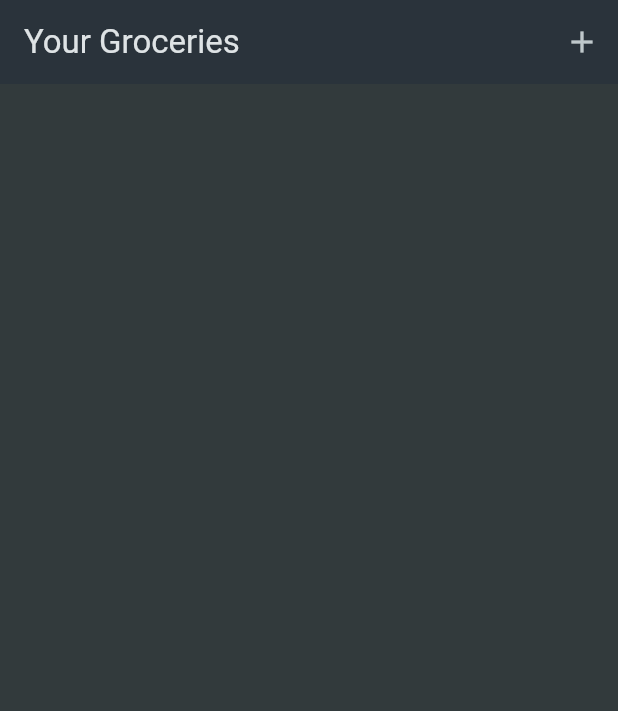
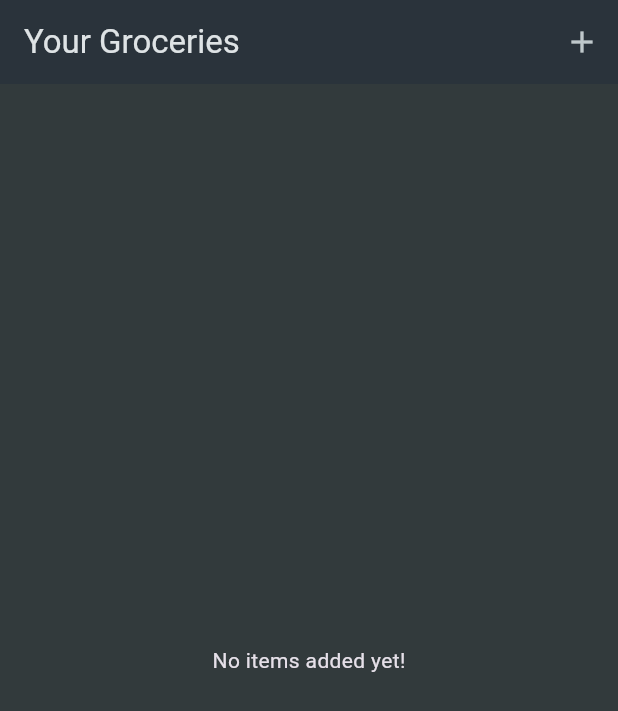
Before and after one commit to Mpumelelo9802/Shopping-list-app, a Flutter app: the screen it shows after launch, on a phone screen of 412 x 824 dp. Shown: the top 711 px of the screen. Run offline on Flutter 3.47's test engine with Material 3 defaults, Android fonts, the phone set to English and light mode, and no system bars.

```diff
--- a/lib/widgets/grocery_list.dart
+++ b/lib/widgets/grocery_list.dart
@@ -36,12 +36,12 @@ class _GroceryListState extends State<GroceryList> {
 
   @override
   Widget build(BuildContext context) {
-    return Scaffold(
-      appBar: AppBar(
-        title: const Text("Your Groceries"),
-        actions: [IconButton(onPressed: _addItem, icon: const Icon(Icons.add))],
-      ),
-      body: ListView.builder(
+    Widget content = const Center(
+      child: Text("No items added yet!"),
+    );
+
+    if (_groceryItems.isNotEmpty) {
+      content = ListView.builder(
         itemCount: _groceryItems.length,
         itemBuilder: (ctx, index) => Dismissible(
           key: ValueKey(_groceryItems[index].id),
@@ -67,7 +67,17 @@ class _GroceryListState extends State<GroceryList> {
             ),
           ),
         ),
+      );
+    }
+
+    return Scaffold(
+      appBar: AppBar(
+        title: const Text("Your Groceries"),
+        actions: [
+          IconButton(onPressed: _addItem, icon: const Icon(Icons.add)),
+        ],
       ),
+      body: content,
     );
   }
 }
--- a/pubspec.yaml
+++ b/pubspec.yaml
@@ -35,6 +35,7 @@ dependencies:
   # The following adds the Cupertino Icons font to your application.
   # Use with the CupertinoIcons class for iOS style icons.
   cupertino_icons: ^1.0.6
+  http: ^1.2.2
 
 dev_dependencies:
   flutter_test:
```
Also changed, not shown: lib/widgets/new_item.dart (+21 -3 lines), pubspec.lock.
